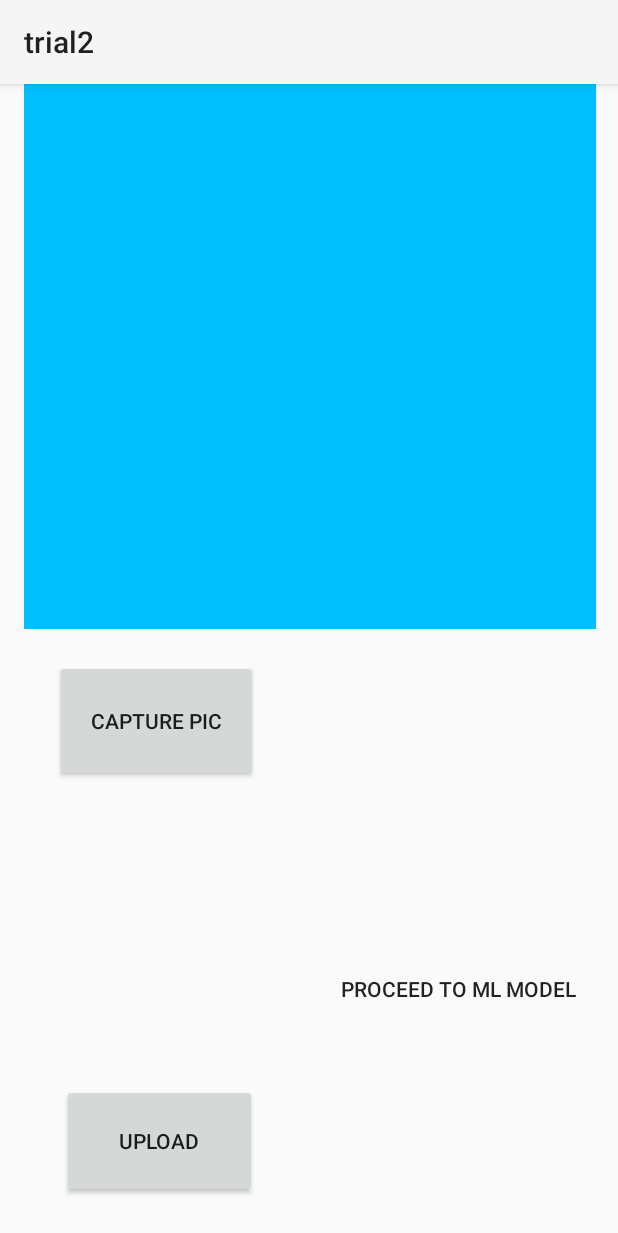
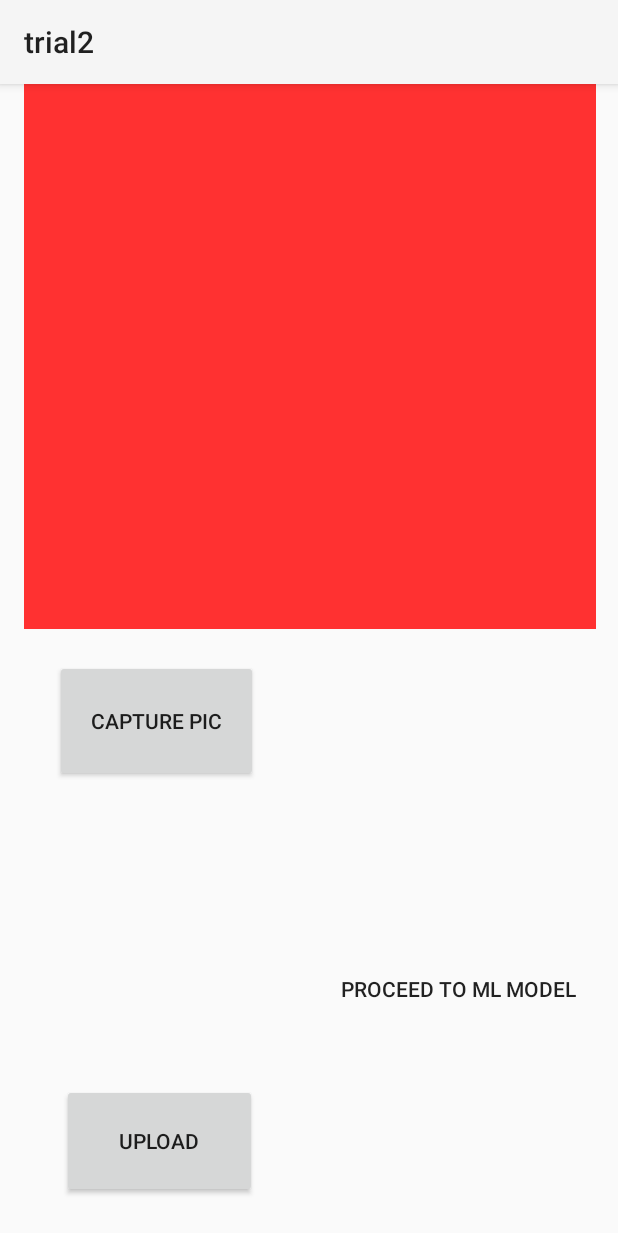
Before and after one commit to niraj-kumar-r/CancerDetect, an Android app: the MainActivity screen opened directly, with no data from a screen before it, on a phone screen of 412 x 824 dp. Shown: the top 1233 px of the screen. Run offline under Robolectric (Android 15) with nearby library versions, the phone set to English and light mode, and no system bars; libraries missing offline, so code that uses them is left out: org.tensorflow.lite; 1 statement that could not run was skipped.

Commit message:
Dev :MAIN ACTIVITY STYLE page completed

```diff
--- a/app/src/main/res/layout/activity_main.xml
+++ b/app/src/main/res/layout/activity_main.xml
@@ -34,7 +34,7 @@
         android:layout_width="381dp"
         android:layout_height="363dp"
         android:layout_marginStart="16dp"
-        android:background="@color/deep_sky_blue_color"
+        android:background="@color/gradient_start_color"
         app:layout_constraintStart_toStartOf="parent"
         tools:layout_editor_absoluteY="308dp"
         tools:ignore="MissingConstraints" />
```
